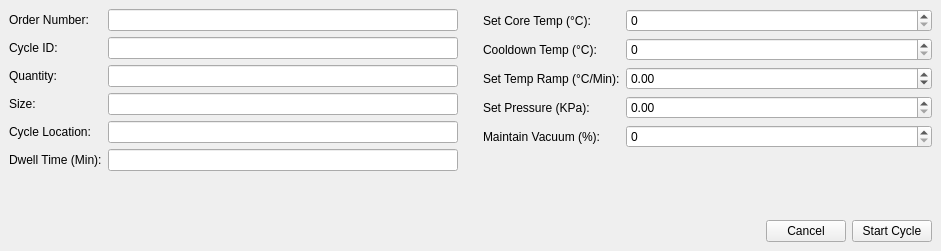
Above: RaspPiReader/qt/startCycle.ui from ayroop/RaspPiReader before the change. Below: the same form after it.
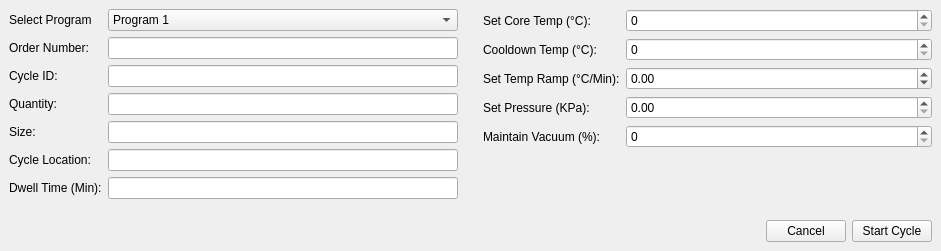
That is the form after the change.

Commit message: Add 4 Default Programs

What changed in the file:
```diff
--- a/RaspPiReader/qt/startCycle.ui
+++ b/RaspPiReader/qt/startCycle.ui
@@ -23,13 +23,44 @@
       <item>
        <layout class="QFormLayout" name="formLayout">
         <item row="0" column="0">
+         <widget class="QLabel" name="programLabel">
+          <property name="text">
+           <string>Select Program</string>
+          </property>
+         </widget>
+        </item>
+        <item row="0" column="1">
+         <widget class="QComboBox" name="programComboBox">
+          <item>
+           <property name="text">
+            <string>Program 1</string>
+           </property>
+          </item>
+          <item>
+           <property name="text">
+            <string>Program 2</string>
+           </property>
+          </item>
+          <item>
+           <property name="text">
+            <string>Program 3</string>
+           </property>
+          </item>
+          <item>
+           <property name="text">
+            <string>Program 4</string>
+           </property>
+          </item>
+         </widget>
+        </item>
+        <item row="1" column="0">
          <widget class="QLabel" name="orderNumberLabel">
           <property name="text">
            <string>Order Number:</string>
           </property>
          </widget>
         </item>
-        <item row="0" column="1">
+        <item row="1" column="1">
          <widget class="QLineEdit" name="orderNumberLineEdit">
           <property name="sizePolicy">
            <sizepolicy hsizetype="Expanding" vsizetype="Expanding">
@@ -39,14 +70,14 @@
           </property>
          </widget>
         </item>
-        <item row="1" column="0">
+        <item row="2" column="0">
          <widget class="QLabel" name="cycleIDLabel">
           <property name="text">
            <string>Cycle ID:</string>
           </property>
          </widget>
         </item>
-        <item row="1" column="1">
+        <item row="2" column="1">
          <widget class="QLineEdit" name="cycleIDLineEdit">
           <property name="sizePolicy">
            <sizepolicy hsizetype="Expanding" vsizetype="Expanding">
@@ -56,24 +87,24 @@
           </property>
          </widget>
         </item>
-        <item row="2" column="0">
+        <item row="3" column="0">
          <widget class="QLabel" name="quantityLabel">
           <property name="text">
            <string>Quantity:</string>
           </property>
          </widget>
         </item>
-        <item row="2" column="1">
+        <item row="3" column="1">
          <widget class="QLineEdit" name="quantityLineEdit"/>
         </item>
-        <item row="3" column="0">
+        <item row="4" column="0">
          <widget class="QLabel" name="sizeLabel">
           <property name="text">
            <string>Size:</string>
           </property>
          </widget>
         </item>
-        <item row="3" column="1">
+        <item row="4" column="1">
          <widget class="QLineEdit" name="sizeLineEdit">
           <property name="sizePolicy">
            <sizepolicy hsizetype="Expanding" vsizetype="Expanding">
@@ -83,14 +114,14 @@
           </property>
          </widget>
         </item>
-        <item row="4" column="0">
+        <item row="5" column="0">
          <widget class="QLabel" name="cycleLocationLabel">
           <property name="text">
            <string>Cycle Location:</string>
           </property>
          </widget>
         </item>
-        <item row="4" column="1">
+        <item row="5" column="1">
          <widget class="QLineEdit" name="cycleLocationLineEdit">
           <property name="sizePolicy">
            <sizepolicy hsizetype="Expanding" vsizetype="Expanding">
@@ -100,14 +131,14 @@
           </property>
          </widget>
         </item>
-        <item row="5" column="0">
+        <item row="6" column="0">
          <widget class="QLabel" name="dwellTimeLabel">
           <property name="text">
            <string>Dwell Time (Min):</string>
           </property>
          </widget>
         </item>
-        <item row="5" column="1">
+        <item row="6" column="1">
          <widget class="QLineEdit" name="dwellTimeLineEdit">
           <property name="sizePolicy">
            <sizepolicy hsizetype="Expanding" vsizetype="Expanding">
```
Left out of the diff: 2 changed lines with no effect on the pictures. The commit also changes 6 other files.
